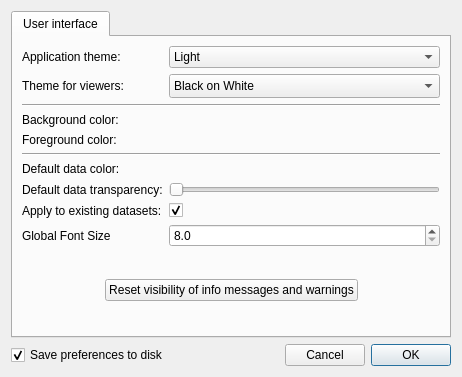
First picture: the form in glue/app/qt/preferences.ui, repository glue-viz/glue, before the edit.
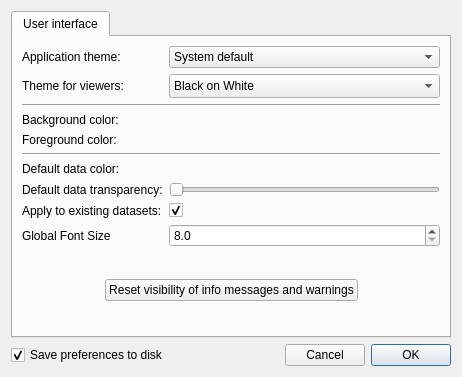
Second picture: the form after the edit. Custom widgets are drawn as their Qt base class.

Commit message: Update preference dialog tests. Set system default to be first app theme option.

The edit to the form file:
```diff
--- a/glue/app/qt/preferences.ui
+++ b/glue/app/qt/preferences.ui
@@ -287,6 +287,11 @@
        </item>
        <item row="0" column="1">
         <widget class="QComboBox" name="combo_app_theme">
+         <item>
+          <property name="text">
+           <string>System default</string>
+          </property>
+         </item>
          <item>
           <property name="text">
            <string>Light</string>
```
Left out of the diff: 5 changed lines with no effect on the pictures. The commit also changes 1 other file.
